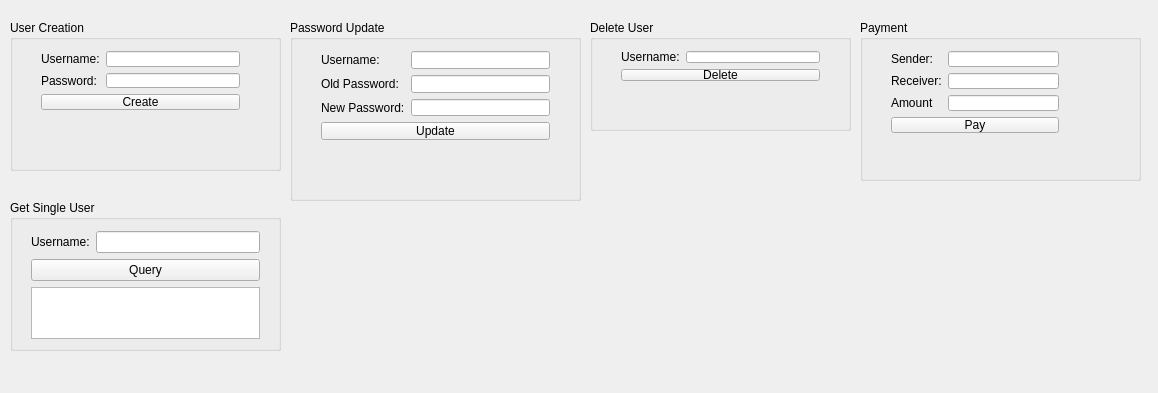
Before: the Qt Designer form NetworkRequest/apiform.ui in CodexVII/Qt, drawn with Qt 5.
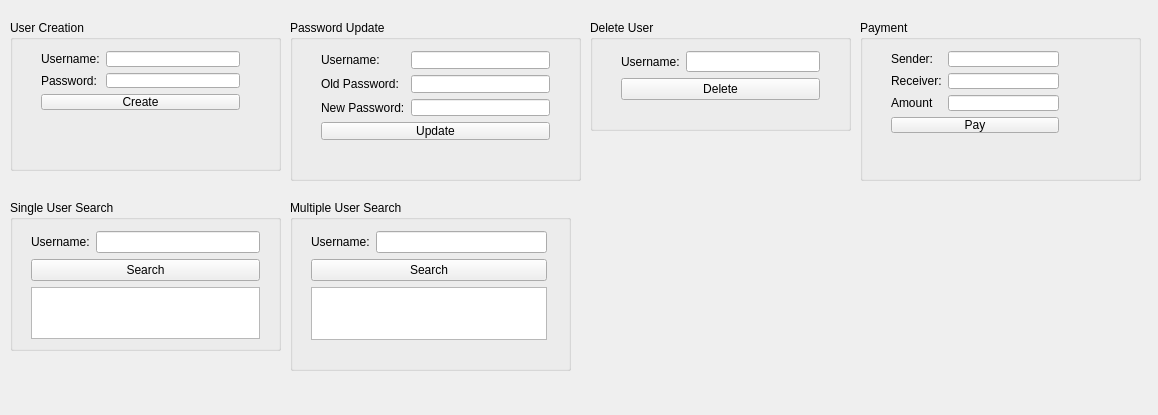
After: the same form once the commit is applied.

Commit message:
Multiple User Search service implemented
All current services have now been implemented on Qt

```diff
--- a/NetworkRequest/apiform.ui
+++ b/NetworkRequest/apiform.ui
@@ -7,7 +7,7 @@
     <x>0</x>
     <y>0</y>
     <width>1158</width>
-    <height>393</height>
+    <height>415</height>
    </rect>
   </property>
   <property name="windowTitle">
@@ -93,7 +93,7 @@
      <x>290</x>
      <y>20</y>
      <width>291</width>
-     <height>181</height>
+     <height>161</height>
     </rect>
    </property>
    <property name="title">
@@ -186,7 +186,7 @@
       <x>20</x>
       <y>20</y>
       <width>221</width>
-      <height>72</height>
+      <height>91</height>
      </rect>
     </property>
     <layout class="QVBoxLayout" name="verticalLayout_3">
@@ -304,7 +304,7 @@
     </rect>
    </property>
    <property name="title">
-    <string>Get Single User</string>
+    <string>Single User Search</string>
    </property>
    <widget class="QWidget" name="">
     <property name="geometry">
@@ -335,7 +335,7 @@
        <item row="1" column="0" colspan="2">
         <widget class="QPushButton" name="getUser">
          <property name="text">
-          <string>Query</string>
+          <string>Search</string>
          </property>
         </widget>
        </item>
@@ -347,6 +347,60 @@
     </layout>
    </widget>
   </widget>
+  <widget class="QGroupBox" name="groupBox_6">
+   <property name="geometry">
+    <rect>
+     <x>290</x>
+     <y>200</y>
+     <width>281</width>
+     <height>171</height>
+    </rect>
+   </property>
+   <property name="title">
+    <string>Multiple User Search</string>
+   </property>
+   <widget class="QWidget" name="">
+    <property name="geometry">
+     <rect>
+      <x>10</x>
+      <y>20</y>
+      <width>258</width>
+      <height>131</height>
+     </rect>
+    </property>
+    <layout class="QVBoxLayout" name="verticalLayout_6">
+     <item>
+      <layout class="QFormLayout" name="formLayout_6">
+       <item row="0" column="0">
+        <widget class="QLabel" name="label_11">
+         <property name="text">
+          <string>Username:</string>
+         </property>
+        </widget>
+       </item>
+       <item row="0" column="1">
+        <widget class="QLineEdit" name="multipleUserSearch_username"/>
+       </item>
+       <item row="1" column="0" colspan="2">
+        <widget class="QPushButton" name="multipleUserSearch">
+         <property name="text">
+          <string>Search</string>
+         </property>
+        </widget>
+       </item>
+      </layout>
+     </item>
+     <item>
+      <widget class="QTextBrowser" name="multipleUserSearch_output"/>
+     </item>
+    </layout>
+   </widget>
+   <zorder>label_11</zorder>
+   <zorder>multipleUserSearch_username</zorder>
+   <zorder>multipleUserSearch</zorder>
+   <zorder>multipleUserSearch_output</zorder>
+   <zorder></zorder>
+  </widget>
  </widget>
  <layoutdefault spacing="6" margin="11"/>
  <resources/>
```
The commit also changes 10 other files.
